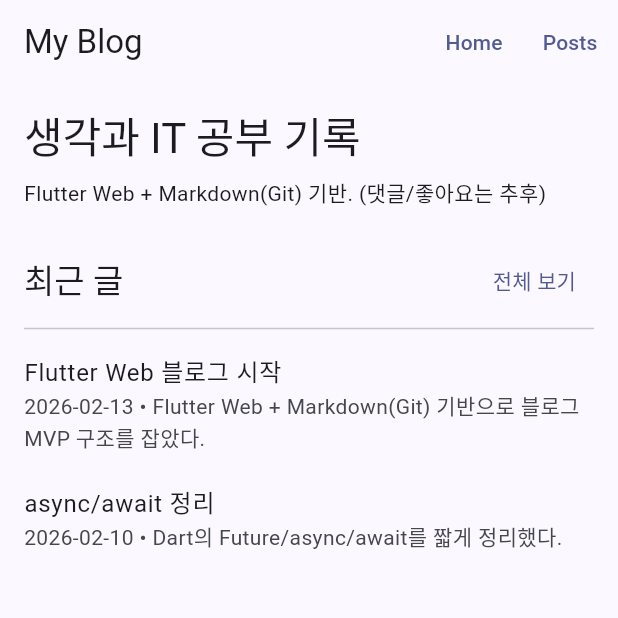
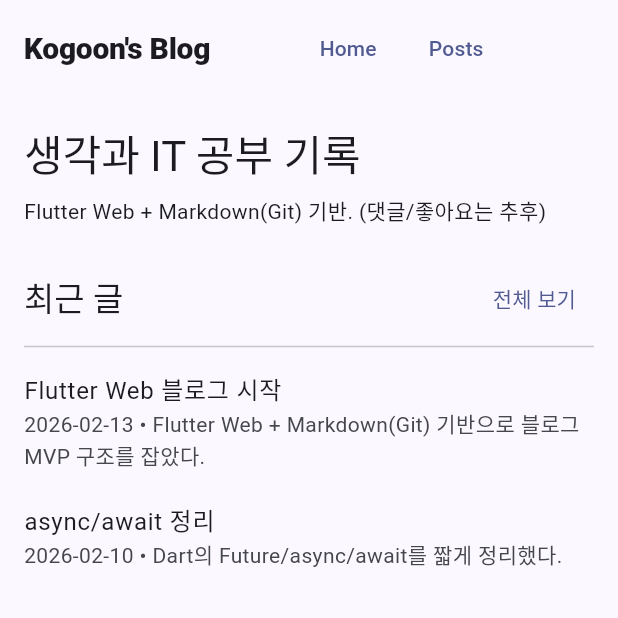
Before and after one commit to security-go/security-go.github.io, a Flutter app: the screen it shows after launch, on a phone screen of 412 x 824 dp, the top half of it. Run offline on Flutter 3.47's test engine with Material 3 defaults, Android fonts, the light colour scheme and no system bars; our stand-ins replace flutter_markdown, go_router.

Commit message:
Update header layout: bigger logo, centered nav, constrained width

```diff
--- a/lib/features/posts/ui/_shell.dart
+++ b/lib/features/posts/ui/_shell.dart
@@ -2,17 +2,56 @@ import 'package:flutter/material.dart';
 import 'package:go_router/go_router.dart';
 
 class AppShell extends StatelessWidget {
-  const AppShell({super.key, required this.title, required this.child});
+  const AppShell({
+    super.key,
+    required this.title,
+    required this.child,
+  });
 
+  /// Page title (shown in AppBar under the global logo/nav layout)
   final String title;
   final Widget child;
 
+  static const double _contentMaxWidth = 900;
+
   @override
   Widget build(BuildContext context) {
+    return LayoutBuilder(
+      builder: (context, constraints) {
+        final w = constraints.maxWidth;
+        final isDesktop = w >= 1000;
+        final horizontalPadding = isDesktop ? 32.0 : 16.0;
+
+        final logoStyle = Theme.of(context).textTheme.titleLarge?.copyWith(
+              fontWeight: FontWeight.w800,
+              letterSpacing: -0.2,
+              fontSize: isDesktop ? 24 : 20,
+            );
+
         return Scaffold(
           appBar: AppBar(
-        title: Text(title),
-        actions: [
+            automaticallyImplyLeading: false,
+            toolbarHeight: isDesktop ? 72 : 64,
+            titleSpacing: 0,
+            title: Center(
+              child: ConstrainedBox(
+                constraints: const BoxConstraints(maxWidth: _contentMaxWidth),
+                child: Padding(
+                  padding: EdgeInsets.symmetric(horizontal: horizontalPadding),
+                  child: Row(
+                    children: [
+                      // Logo (left)
+                      InkWell(
+                        onTap: () => context.go('/'),
+                        child: Text("Kogoon's Blog", style: logoStyle),
+                      ),
+
+                      // Middle navigation
+                      Expanded(
+                        child: Center(
+                          child: Wrap(
+                            spacing: 8,
+                            children: [
                               TextButton(
                                 onPressed: () => context.go('/'),
                                 child: const Text('Home'),
@@ -23,15 +62,31 @@ class AppShell extends StatelessWidget {
                               ),
                             ],
                           ),
+                        ),
+                      ),
+
+                      // Right-side balance (keeps middle menu visually centered)
+                      SizedBox(width: isDesktop ? 180 : 0),
+                    ],
+                  ),
+                ),
+              ),
+            ),
+          ),
           body: Center(
             child: ConstrainedBox(
-          constraints: const BoxConstraints(maxWidth: 900),
+              constraints: const BoxConstraints(maxWidth: _contentMaxWidth),
               child: Padding(
-            padding: const EdgeInsets.all(16),
+                padding: EdgeInsets.symmetric(
+                  horizontal: horizontalPadding,
+                  vertical: 20,
+                ),
                 child: child,
               ),
             ),
           ),
         );
+      },
+    );
   }
 }
--- a/lib/features/posts/ui/home_page.dart
+++ b/lib/features/posts/ui/home_page.dart
@@ -13,7 +13,7 @@ class HomePage extends StatelessWidget {
     final latest = repo.listAll().take(5).toList(growable: false);
 
     return AppShell(
-      title: 'My Blog',
+      title: "Kogoon's Blog",
       child: Column(
         crossAxisAlignment: CrossAxisAlignment.start,
         children: [
--- a/lib/main.dart
+++ b/lib/main.dart
@@ -13,7 +13,7 @@ class BlogApp extends StatelessWidget {
   @override
   Widget build(BuildContext context) {
     return MaterialApp.router(
-      title: 'My Blog',
+      title: "Kogoon's Blog",
       theme: buildTheme(),
       routerConfig: buildRouter(),
     );
```
Also changed, not shown: 1 other file. Lines whose indentation alone changed are shown as unchanged.
